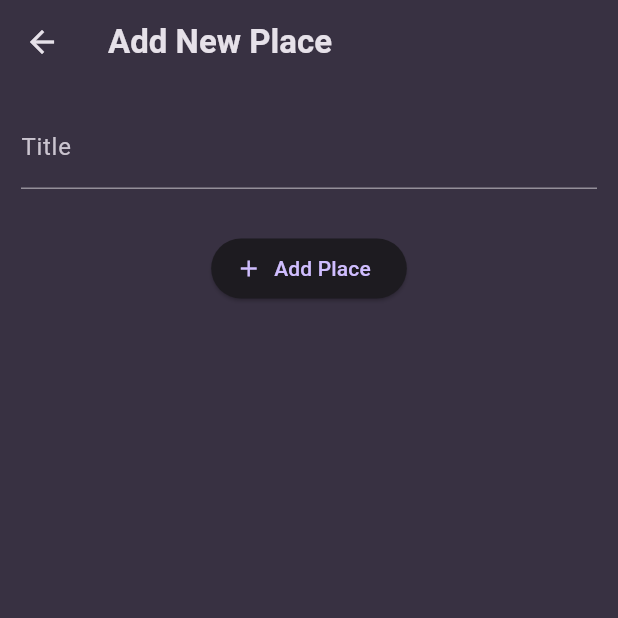
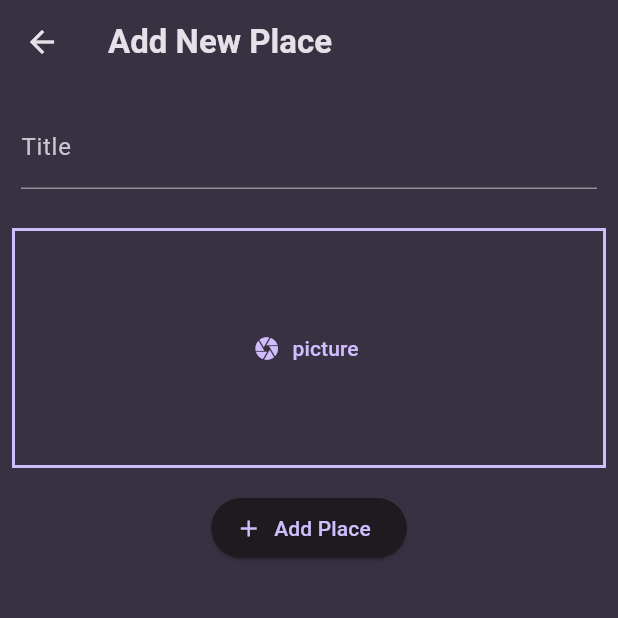
Before and after one commit to Guruprasad-C/Noventra, a Flutter app: the AddPlace screen opened directly, on a phone screen of 412 x 824 dp, the top half of it. Run offline on Flutter 3.47's test engine with Material 3 defaults, Android fonts, the phone set to English and light mode, and no system bars; our stand-ins replace flutter_riverpod, google_fonts, image_picker.

Commit message:
Add image input widget and integrate file selector plugin for image capture

```diff
--- a/lib/screens/add_place.dart
+++ b/lib/screens/add_place.dart
@@ -1,6 +1,7 @@
 import 'package:flutter/material.dart';
 import 'package:flutter_riverpod/flutter_riverpod.dart';
 import 'package:sixth_app/providers/user_places.dart';
+import 'package:sixth_app/widgets/image_input.dart';
 
 class AddPlace extends ConsumerStatefulWidget {
   const AddPlace({super.key});
@@ -47,7 +48,9 @@ class _AddPlaceState extends ConsumerState<AddPlace> {
                 ),
               ),
             ),
-            SizedBox(height: 15),
+            const SizedBox(height: 12),
+            ImageInput(),
+            const SizedBox(height: 16),
             Center(
               child: ElevatedButton.icon(
                 onPressed: _savePlace,
--- /dev/null
+++ b/lib/widgets/image_input.dart
@@ -0,0 +1,62 @@
+import 'dart:io';
+import 'package:flutter/material.dart';
+import 'package:image_picker/image_picker.dart';
+
+class ImageInput extends StatefulWidget {
+  const ImageInput({super.key});
+
+  @override
+  State<ImageInput> createState() => _ImageInputState();
+}
+
+class _ImageInputState extends State<ImageInput> {
+  File? _selectedImage;
+  void _takePicture() async {
+    final imagePicker = ImagePicker();
+    final pickedImage = await imagePicker.pickImage(source: ImageSource.camera);
+
+    if (pickedImage == null) {
+      return;
+    }
+
+    setState(() {
+      _selectedImage = File(pickedImage.path);
+    });
+  }
+
+  @override
+  Widget build(BuildContext context) {
+    Widget content = TextButton.icon(
+      onPressed: _takePicture,
+      icon: Icon(Icons.camera),
+      label: Text('picture'),
+    );
+
+    if (_selectedImage != null) {
+      content = GestureDetector(
+        onTap: _takePicture,
+        child: Image.file(
+          _selectedImage!,
+          fit: BoxFit.cover,
+          width: double.infinity,
+        ),
+      );
+    }
+
+    return Padding(
+      padding: const EdgeInsets.symmetric(horizontal: 8.0),
+      child: Container(
+        height: 160,
+        width: double.infinity,
+        alignment: Alignment.center,
+        decoration: BoxDecoration(
+          border: Border.all(
+            width: 2,
+            color: Theme.of(context).colorScheme.primary.withValues(),
+          ),
+        ),
+        child: content,
+      ),
+    );
+  }
+}
--- a/pubspec.yaml
+++ b/pubspec.yaml
@@ -37,6 +37,7 @@ dependencies:
   google_fonts: ^6.3.2
   uuid: ^4.5.1
   flutter_riverpod: ^3.0.3
+  image_picker: ^1.2.0
 
 dev_dependencies:
   flutter_test:
```
Also changed, not shown: pubspec.lock, 5 other files.
